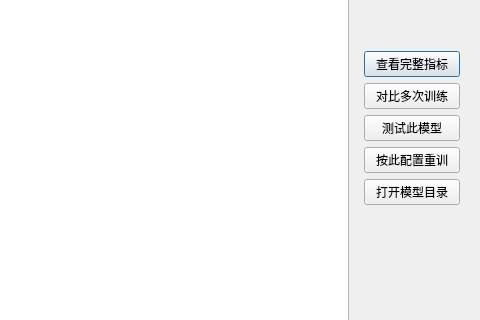
pythondever/easy_trainer, file ui/model.ui: the form before one commit; both pictures show x 720 to 1200 and y 163 to 483 of the 1200 by 700 pixel window.
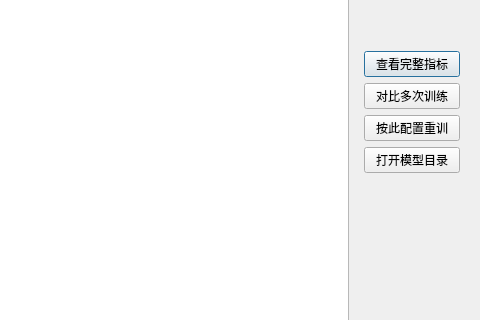
The form after the commit. Custom widgets are drawn as their Qt base class.

```diff
--- a/ui/model.ui
+++ b/ui/model.ui
@@ -225,13 +225,6 @@
           </property>
          </widget>
         </item>
-        <item>
-         <widget class="QPushButton" name="detail_test_btn">
-          <property name="text">
-           <string>测试此模型</string>
-          </property>
-         </widget>
-        </item>
         <item>
          <widget class="QPushButton" name="detail_retrain_btn">
           <property name="text">
```
